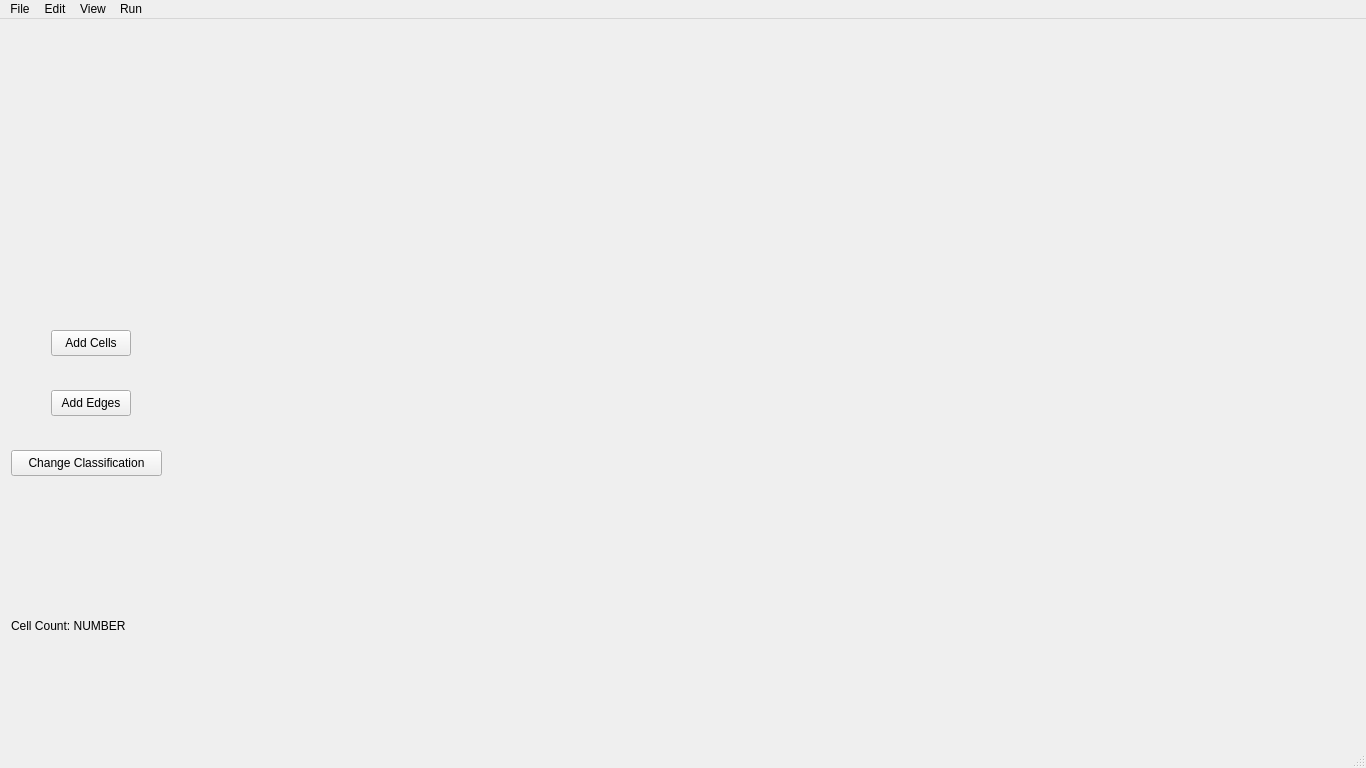
ahthomps/bacteria-networks, file ui/main.ui: the form before one commit.
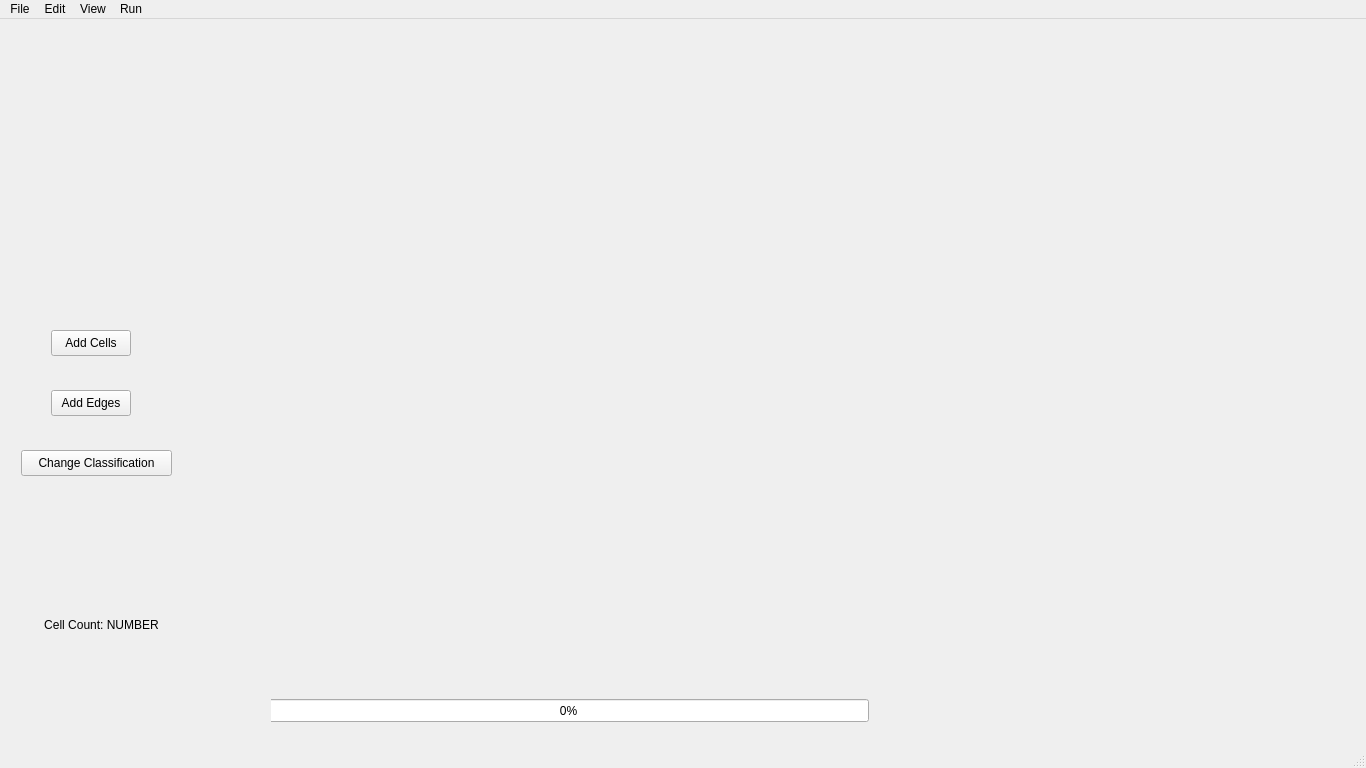
The form after the commit. Custom widgets are drawn as their Qt base class.

Commit message: added a progress bar for yolo

What changed in the file:
```diff
--- a/ui/main.ui
+++ b/ui/main.ui
@@ -67,7 +67,7 @@
     <widget class="QPushButton" name="BchangeClass">
      <property name="geometry">
       <rect>
-       <x>10</x>
+       <x>20</x>
        <y>430</y>
        <width>151</width>
        <height>26</height>
@@ -80,14 +80,14 @@
     <widget class="QLabel" name="CellCounter">
      <property name="geometry">
       <rect>
-       <x>10</x>
+       <x>0</x>
        <y>590</y>
-       <width>191</width>
+       <width>201</width>
        <height>31</height>
       </rect>
      </property>
      <property name="text">
-      <string>Cell Count: NUMBER</string>
+      <string>&lt;html&gt;&lt;head/&gt;&lt;body&gt;&lt;p align=&quot;center&quot;&gt;Cell Count: NUMBER&lt;/p&gt;&lt;/body&gt;&lt;/html&gt;</string>
      </property>
     </widget>
    </widget>
@@ -131,6 +131,19 @@
       <string comment="standard node"/>
      </property>
     </widget>
+    <widget class="QProgressBar" name="progressBar">
+     <property name="geometry">
+      <rect>
+       <x>-3</x>
+       <y>640</y>
+       <width>601</width>
+       <height>23</height>
+      </rect>
+     </property>
+     <property name="value">
+      <number>0</number>
+     </property>
+    </widget>
    </widget>
    <widget class="QWidget" name="layoutWidget">
     <property name="geometry">
```
Left out of the diff: 2 changed lines with no effect on the pictures. The commit also changes 4 other files.
